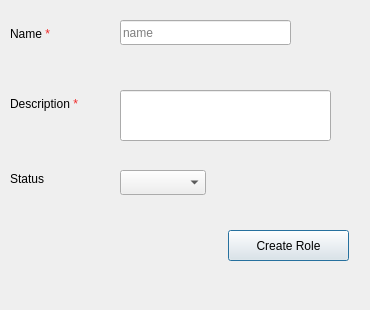
Qt form presentation/authorization_ui/createRole.ui (Hossam01/HyperPOS2020Design) before a commit.
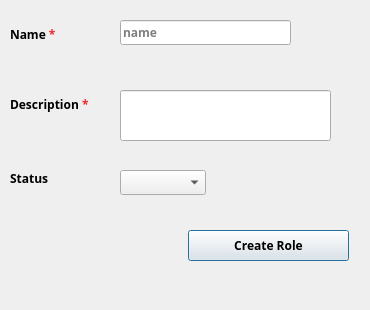
The same form after that commit.

What changed in the file:
```diff
--- a/presentation/authorization_ui/createRole.ui
+++ b/presentation/authorization_ui/createRole.ui
@@ -38,15 +38,18 @@
   <widget class="QPushButton" name="BTN_createRole">
    <property name="geometry">
     <rect>
-     <x>228</x>
+     <x>188</x>
      <y>230</y>
-     <width>121</width>
+     <width>161</width>
      <height>31</height>
     </rect>
    </property>
    <property name="font">
     <font>
+     <family>29LT Bukra Regular</family>
      <pointsize>9</pointsize>
+     <weight>75</weight>
+     <bold>true</bold>
     </font>
    </property>
    <property name="text">
@@ -62,6 +65,14 @@
      <height>25</height>
     </rect>
    </property>
+   <property name="font">
+    <font>
+     <family>29LT Bukra Regular</family>
+     <pointsize>9</pointsize>
+     <weight>75</weight>
+     <bold>true</bold>
+    </font>
+   </property>
    <property name="placeholderText">
     <string>name</string>
    </property>
@@ -75,6 +86,14 @@
      <height>29</height>
     </rect>
    </property>
+   <property name="font">
+    <font>
+     <family>29LT Bukra Regular</family>
+     <pointsize>9</pointsize>
+     <weight>75</weight>
+     <bold>true</bold>
+    </font>
+   </property>
    <property name="text">
     <string>&lt;html&gt;&lt;head/&gt;&lt;body&gt;&lt;p&gt;Description &lt;span style=&quot; color:#ef2929;&quot;&gt;*&lt;/span&gt;&lt;/p&gt;&lt;/body&gt;&lt;/html&gt;</string>
    </property>
@@ -88,6 +107,14 @@
      <height>29</height>
     </rect>
    </property>
+   <property name="font">
+    <font>
+     <family>29LT Bukra Regular</family>
+     <pointsize>9</pointsize>
+     <weight>75</weight>
+     <bold>true</bold>
+    </font>
+   </property>
    <property name="text">
     <string>&lt;html&gt;&lt;head/&gt;&lt;body&gt;&lt;p&gt;Name &lt;span style=&quot; color:#ef2929;&quot;&gt;*&lt;/span&gt;&lt;/p&gt;&lt;/body&gt;&lt;/html&gt;</string>
    </property>
@@ -101,6 +128,14 @@
      <height>17</height>
     </rect>
    </property>
+   <property name="font">
+    <font>
+     <family>29LT Bukra Regular</family>
+     <pointsize>9</pointsize>
+     <weight>75</weight>
+     <bold>true</bold>
+    </font>
+   </property>
    <property name="text">
     <string>Status</string>
    </property>
```
Left out of the diff: 16 changed lines with no effect on the pictures.
